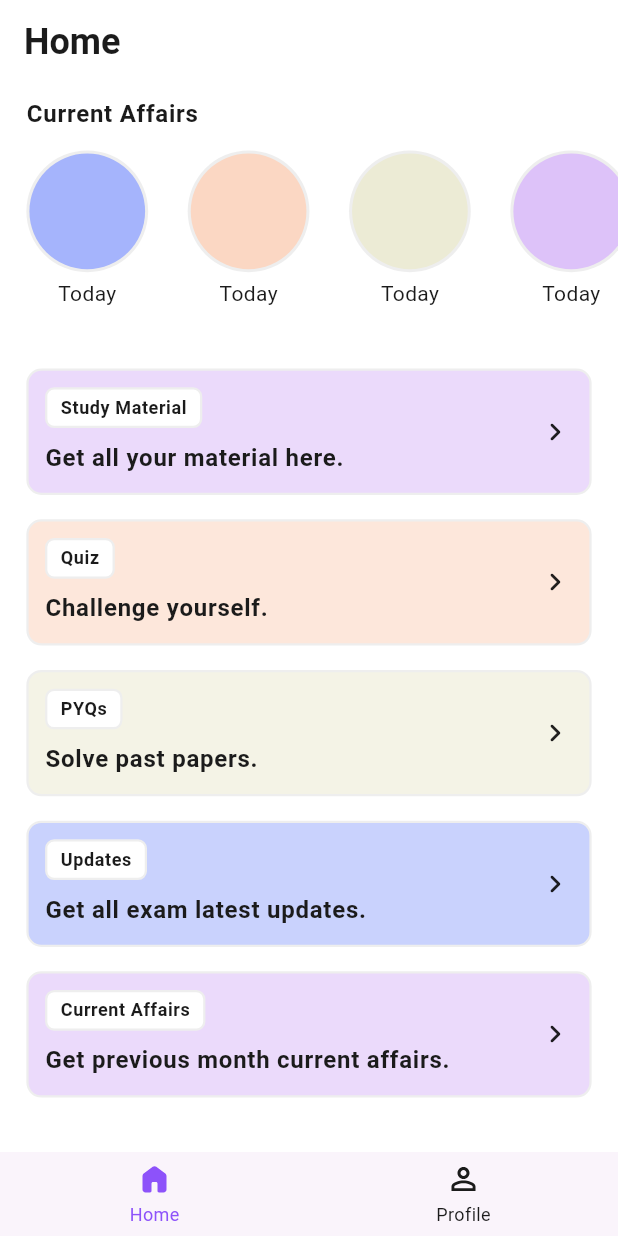
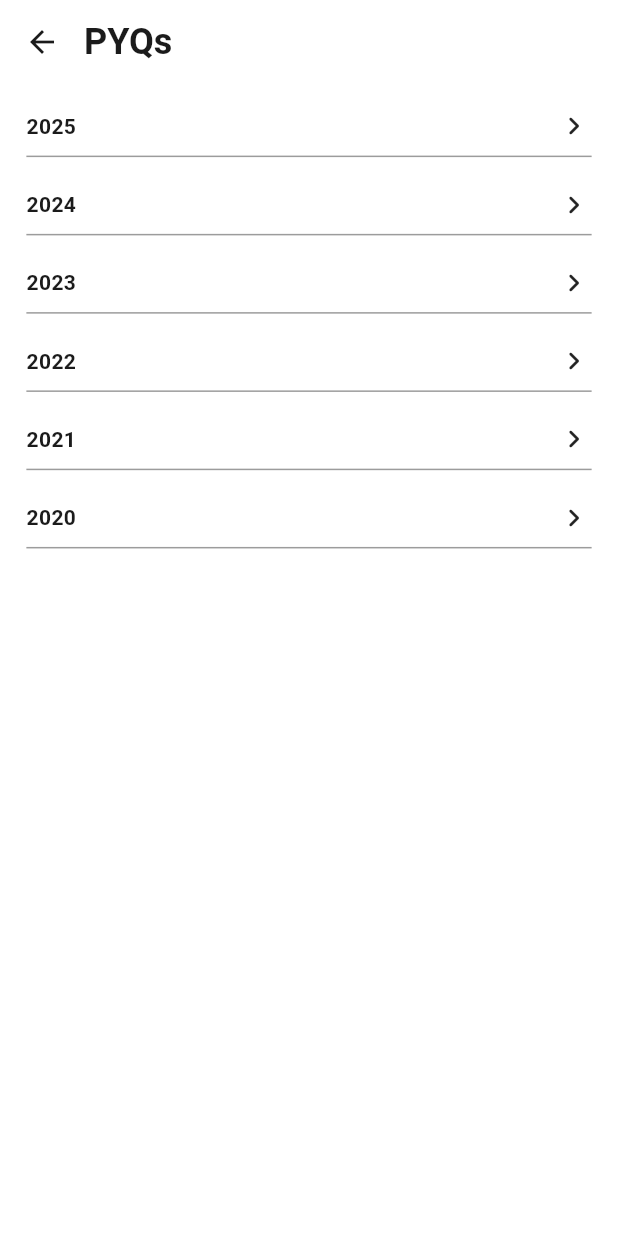
Before and after one commit to Jaydeepsinh-Devda/vidhya_marg, a Flutter app: the screen it shows after launch, after a tap on "PYQs", on a phone screen of 412 x 824 dp. Run offline on Flutter 3.47's test engine with Material 3 defaults, Android fonts, the phone set to English and light mode, and no system bars; drawn by our look-alikes of persistent_bottom_nav_bar_v2; our stand-ins replace flutter_svg, get.

Commit message:
pyq and pyq details view

```diff
--- a/lib/app/core/bindings/pyq_binding.dart
+++ b/lib/app/core/bindings/pyq_binding.dart
@@ -0,0 +1,9 @@
+import 'package:get/get.dart';
+import 'package:vidhya_marg/app/screens/pyq/pyq_controller.dart';
+
+class PyqBinding extends Bindings {
+  @override
+  void dependencies() {
+    Get.lazyPut<PyqController>(() => PyqController());
+  }
+}
--- /dev/null
+++ b/lib/app/core/bindings/pyq_details_binding.dart
@@ -0,0 +1,9 @@
+import 'package:get/get.dart';
+import '../../screens/pyq_details/pyq_details_controller.dart';
+
+class PyqDetailsBinding extends Bindings {
+  @override
+  void dependencies() {
+    Get.lazyPut<PyqDetailsController>(() => PyqDetailsController());
+  }
+}
--- a/lib/app/core/routes/app_pages.dart
+++ b/lib/app/core/routes/app_pages.dart
@@ -1,8 +1,15 @@
 import 'package:vidhya_marg/app/core/bindings/main_screen.bindings.dart';
+import 'package:vidhya_marg/app/core/bindings/pyq_binding.dart';
+import 'package:vidhya_marg/app/core/bindings/pyq_details_binding.dart';
 import 'package:vidhya_marg/app/core/bindings/study_material_bindings.dart';
 import 'package:vidhya_marg/app/core/routes/app_routes.dart';
 import 'package:get/get.dart';
+import 'package:vidhya_marg/app/screens/current_affairs/current_affairs_view.dart';
+import 'package:vidhya_marg/app/screens/pyq/pyq_view.dart';
+import 'package:vidhya_marg/app/screens/pyq_details/pyq_details_view.dart';
+import 'package:vidhya_marg/app/screens/quiz/quiz_view.dart';
 import 'package:vidhya_marg/app/screens/study_material/study_material_view.dart';
+import 'package:vidhya_marg/app/screens/updates/updates_view.dart';
 import 'package:vidhya_marg/main.dart';
 
 class AppPages {
@@ -17,5 +24,14 @@ class AppPages {
       page: () => StudyMaterialView(),
       binding: StudyMaterialBindings(),
     ),
+    GetPage(name: AppRoutes.pyq, page: () => PyqView(), binding: PyqBinding()),
+    GetPage(
+      name: AppRoutes.pyqDetails,
+      page: () => PyqDetailsView(),
+      binding: PyqDetailsBinding(),
+    ),
+    GetPage(name: AppRoutes.updates, page: () => UpdatesView()),
+    GetPage(name: AppRoutes.quiz, page: () => QuizView()),
+    GetPage(name: AppRoutes.currentAffairs, page: () => CurrentAffairsView()),
   ];
 }
--- a/lib/app/core/routes/app_routes.dart
+++ b/lib/app/core/routes/app_routes.dart
@@ -2,5 +2,8 @@ abstract class AppRoutes {
   static const mainScreen = '/';
   static const studyMaterial = "/study-material";
   static const pyq = '/pyq';
+  static const pyqDetails = '/pyq-details';
   static const currentAffairs = '/current-affairs';
+  static const updates = '/updates';
+  static const quiz = '/quiz';
 }
--- a/lib/app/core/utils/app_string.dart
+++ b/lib/app/core/utils/app_string.dart
@@ -3,19 +3,22 @@ class AppString {
   // This is used in the app bar and other places where the app name is displayed.
   static const String appName = "Vidhya Marg";
 
+  // Custom Keys
+  static const String kYearArguments = "Year";
+
   // AppBar Titles
   static const String kHome = "Home";
   static const String kProfile = "Profile";
+  static const String kStudyMaterial = "Study Material";
+  static const String kQuiz = "Quiz";
+  static const String kPYQs = "PYQs";
+  static const String kUpdates = "Updates";
+  static const String kCurrentAffairs = "Current Affairs";
 
   // Strings
-  static const String kCurrentAffairs = "Current Affairs";
-  static const String kStudyMaterial = "Study Material";
   static const String kStudyMaterialSubtitle = "Get all your material here.";
-  static const String kQuiz = "Quiz";
   static const String kQuizSubtitle = "Challenge yourself.";
-  static const String kPYQs = "PYQs";
   static const String kPYQsSubtitle = "Solve past papers.";
-  static const String kUpdates = "Updates";
   static const String kUpdatesSubtitle = "Get all exam latest updates.";
   static const String kCurrentAffairsSubtitle =
       "Get previous month current affairs.";
--- /dev/null
+++ b/lib/app/screens/pyq/pyq_controller.dart
@@ -0,0 +1,5 @@
+import 'package:get/get.dart';
+
+class PyqController extends GetxController {
+  final List<String> yearList = ["2025", "2024", "2023", "2022", "2021", "2020"];
+}
--- /dev/null
+++ b/lib/app/screens/pyq/pyq_view.dart
@@ -0,0 +1,67 @@
+import 'package:flutter/material.dart';
+import 'package:get/get.dart';
+import 'package:vidhya_marg/app/core/routes/app_routes.dart';
+import 'package:vidhya_marg/app/core/utils/app_colors.dart';
+import 'package:vidhya_marg/app/core/utils/app_string.dart';
+import 'package:vidhya_marg/app/core/utils/size_config.dart';
+import 'package:vidhya_marg/app/screens/pyq/pyq_controller.dart';
+
+class PyqView extends StatelessWidget {
+  PyqView({super.key});
+
+  final PyqController _controller = Get.find<PyqController>();
+
+  //! Build Method
+  @override
+  Widget build(BuildContext context) {
+    SizeConfig.init(context);
+    return Scaffold(appBar: _appBar(), body: _yearListView());
+  }
+
+  //! Widget Methods
+  PreferredSizeWidget _appBar() =>
+      AppBar(title: Text(AppString.kPYQs), titleSpacing: 0);
+
+  Widget _yearListView() => ListView.separated(
+    separatorBuilder: (context, index) =>
+        SizedBox(height: SizeConfig.height(12)),
+    padding: EdgeInsets.symmetric(
+      horizontal: SizeConfig.width(16),
+      vertical: SizeConfig.height(16),
+    ),
+    itemCount: _controller.yearList.length,
+    itemBuilder: (context, index) => GestureDetector(
+      onTap: () => _onTapYearListCard(index),
+      child: _yearListCard(context, _controller.yearList[index]),
+    ),
+  );
+
+  Widget _yearListCard(BuildContext context, String year) => ColoredBox(
+    color: Colors.white,
+    child: Column(children: [_yearAndChevronIcon(context, year), _divider()]),
+  );
+
+  Widget _divider() => Divider(color: AppColors.grey);
+
+  Widget _yearAndChevronIcon(BuildContext context, String year) => Row(
+    mainAxisAlignment: MainAxisAlignment.spaceBetween,
+    children: [_yearText(context, year), _chevronIcon()],
+  );
+
+  Widget _yearText(BuildContext context, String year) => Text(
+    year,
+    style: Theme.of(
+      context,
+    ).textTheme.bodyMedium?.copyWith(fontWeight: FontWeight.bold),
+  );
+
+  Widget _chevronIcon() => Icon(Icons.chevron_right_rounded);
+
+  //! Function
+  void _onTapYearListCard(int index) {
+    Get.toNamed(
+      AppRoutes.pyqDetails,
+      arguments: {AppString.kYearArguments: _controller.yearList[index]},
+    );
+  }
+}
--- /dev/null
+++ b/lib/app/screens/pyq_details/pyq_details_controller.dart
@@ -0,0 +1,3 @@
+import 'package:get/get.dart';
+
+class PyqDetailsController extends GetxController {}
```
Also changed, not shown: lib/app/screens/coming_soon_view.dart (added, +19 -0 lines), lib/app/screens/current_affairs/current_affairs_view.dart (added, +17 -0 lines), lib/app/screens/home/home_view.dart (+4 -4 lines), lib/app/screens/pyq_details/pyq_details_view.dart (added, +42 -0 lines), lib/app/screens/quiz/quiz_view.dart (added, +17 -0 lines), lib/app/screens/updates/updates_view.dart (added, +17 -0 lines), lib/app/ui_components/custom_pdf_card.dart (+11 -5 lines), lib/app/screens/current_affairs/current_affairs_controller.dart (added), lib/app/screens/quiz/quiz_controller.dart (added), lib/app/screens/updates/updates.controller.dart (added).
